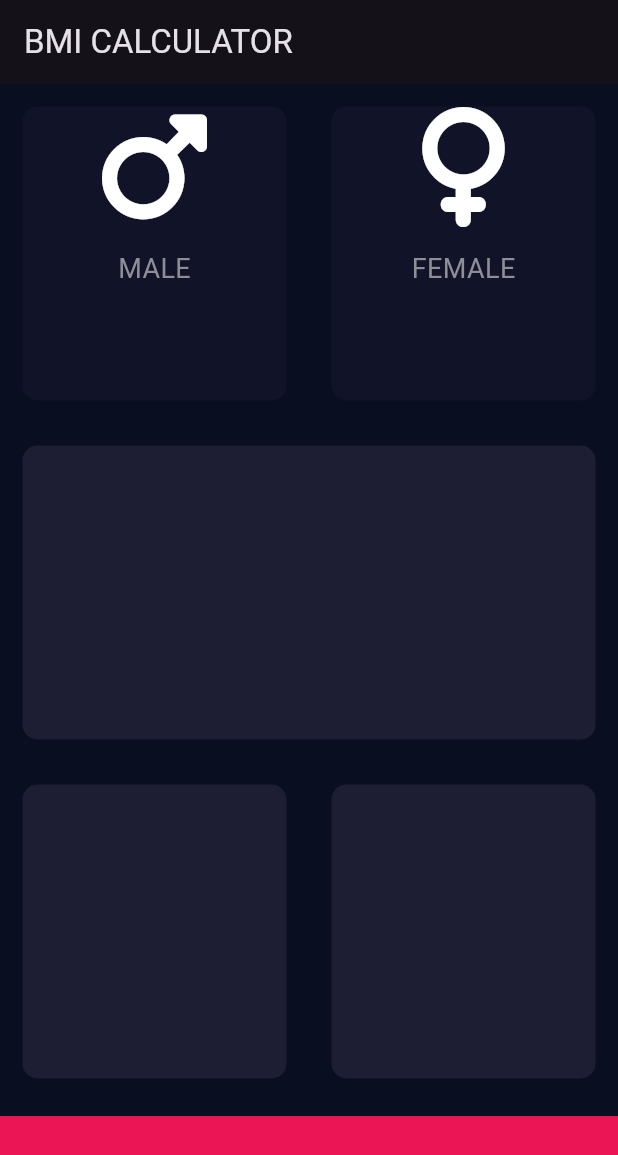
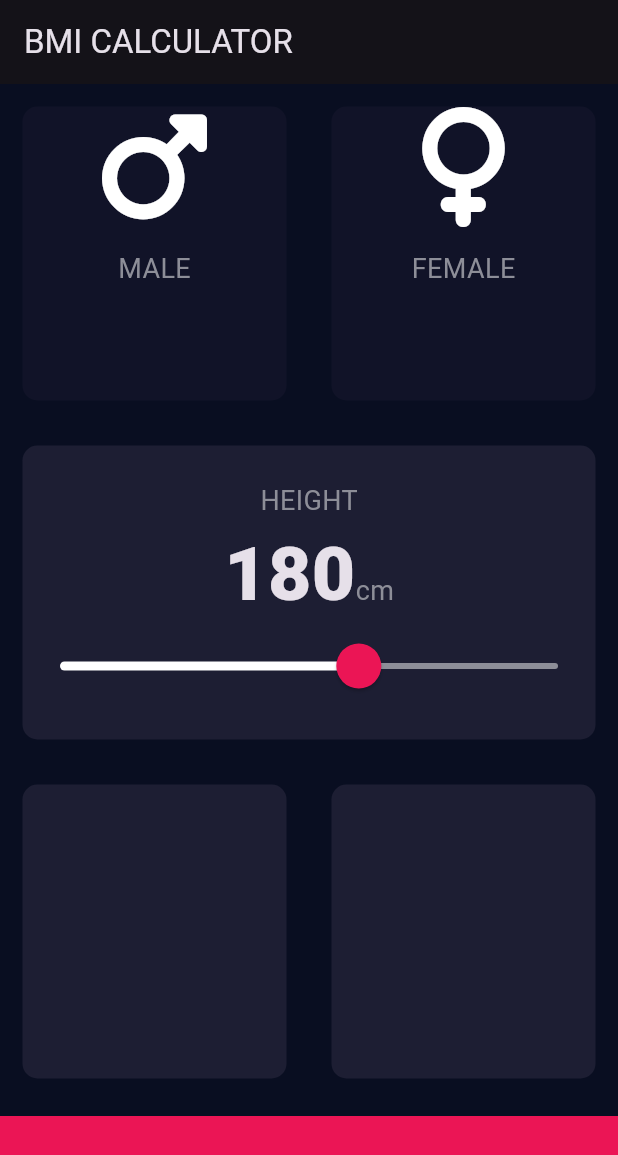
Before and after one commit to fentahunM/bmi_calculator, a Flutter app: the screen it shows after launch, on a phone screen of 412 x 824 dp. Shown: the top 1155 px of the screen. Run offline on Flutter 3.47's test engine with Material 3 defaults, Android fonts, the phone set to English and light mode, and no system bars; our stand-ins replace font_awesome_flutter.

Commit message:
slider added

```diff
--- /dev/null
+++ b/lib/constants.dart
@@ -0,0 +1,9 @@
+import 'package:flutter/material.dart';
+
+const kBottomContainerHeight = 80.0;
+const kActiveCardColor = Color(0xFF1D1E33);
+const kInActiveCardColor = Color(0XFF111328);
+const kBottomContainerColor = Color(0xFFEB1555);
+
+const kLabelTextStyle = TextStyle(fontSize: 18, color: Color(0XFF8D8E98));
+const kNumberTextStyle = TextStyle(fontSize: 50, fontWeight: FontWeight.w900);
--- a/lib/icon_content.dart
+++ b/lib/icon_content.dart
@@ -1,7 +1,6 @@
 import 'package:flutter/material.dart';
 import 'package:flutter/widgets.dart';
-
-const labelTextStyle = TextStyle(fontSize: 18, color: Color(0XFF8D8E98));
+import 'constants.dart';
 
 class IconContent extends StatelessWidget {
   const IconContent({super.key, required this.icon, required this.label});
@@ -17,7 +16,7 @@ class IconContent extends StatelessWidget {
         const SizedBox(height: 15),
         Text(
           label,
-          style: labelTextStyle,
+          style: kLabelTextStyle,
         )
       ],
     );
--- a/lib/input_page.dart
+++ b/lib/input_page.dart
@@ -2,11 +2,7 @@ import 'package:flutter/material.dart';
 import 'package:font_awesome_flutter/font_awesome_flutter.dart';
 import 'reusable_card.dart';
 import 'package:bmi_calculator/icon_content.dart';
-
-const bottomContainerHeight = 80.0;
-const activeCardColor = Color(0xFF1D1E33);
-const inActiveCardColor = Color(0XFF111328);
-const bottomContainerColor = Color(0xFFEB1555);
+import 'constants.dart';
 
 enum Gender { male, female }
 
@@ -19,6 +15,7 @@ class InputPage extends StatefulWidget {
 
 class _InputPageState extends State<InputPage> {
   Gender? selectedGender;
+  int height = 180;
 
   @override
   Widget build(BuildContext context) {
@@ -27,6 +24,7 @@ class _InputPageState extends State<InputPage> {
         title: const Text('BMI CALCULATOR'),
       ),
       body: Column(
+        crossAxisAlignment: CrossAxisAlignment.stretch,
         children: [
           Expanded(
             child: Row(
@@ -39,8 +37,8 @@ class _InputPageState extends State<InputPage> {
                       });
                     },
                     colour: selectedGender == Gender.male
-                        ? activeCardColor
-                        : inActiveCardColor,
+                        ? kActiveCardColor
+                        : kInActiveCardColor,
                     childCard: const IconContent(
                       icon: FontAwesomeIcons.mars,
                       label: 'MALE',
@@ -55,8 +53,8 @@ class _InputPageState extends State<InputPage> {
                       });
                     },
                     colour: selectedGender == Gender.female
-                        ? activeCardColor
-                        : inActiveCardColor,
+                        ? kActiveCardColor
+                        : kInActiveCardColor,
                     childCard: const IconContent(
                         icon: FontAwesomeIcons.venus, label: 'FEMALE'),
                   ),
@@ -64,25 +62,69 @@ class _InputPageState extends State<InputPage> {
               ],
             ),
           ),
-          const Expanded(
-            child: ReusableCard(colour: activeCardColor),
+          Expanded(
+            child: ReusableCard(
+              colour: kActiveCardColor,
+              childCard: Column(
+                mainAxisAlignment: MainAxisAlignment.center,
+                children: [
+                  const Text(
+                    'HEIGHT',
+                    style: kLabelTextStyle,
+                  ),
+                  Row(
+                    textBaseline: TextBaseline.alphabetic,
+                    mainAxisAlignment: MainAxisAlignment.center,
+                    crossAxisAlignment: CrossAxisAlignment.baseline,
+                    children: [
+                      Text(height.toString(), style: kNumberTextStyle),
+                      const Text(
+                        'cm',
+                        style: kLabelTextStyle,
+                      )
+                    ],
+                  ),
+                  SliderTheme(
+                    data: SliderTheme.of(context).copyWith(
+                        activeTrackColor: Colors.white,
+                        inactiveTrackColor: const Color(0XFF8D8E98),
+                        thumbColor: const Color(0XFFEB1555),
+                        overlayColor: const Color(0X29EB1555),
+                        thumbShape:
+                            const RoundSliderThumbShape(enabledThumbRadius: 15),
+                        overlayShape:
+                            const RoundSliderOverlayShape(overlayRadius: 25)),
+                    child: Slider(
+                      value: height.toDouble(),
+                      min: 120.0,
+                      max: 220.0,
+                      onChanged: (double newValue) {
+                        setState(() {
+                          height = newValue.round();
+                        });
+                      },
+                    ),
+                  ),
+                ],
+              ),
+            ),
           ),
           const Expanded(
             child: Row(
               children: [
                 Expanded(
-                  child: ReusableCard(colour: activeCardColor),
+                  child: ReusableCard(colour: kActiveCardColor),
                 ),
                 Expanded(
-                  child: ReusableCard(colour: activeCardColor),
+                  child: ReusableCard(colour: kActiveCardColor),
                 ),
               ],
             ),
           ),
           Container(
-            color: bottomContainerColor,
+            color: kBottomContainerColor,
             margin: const EdgeInsets.only(top: 10),
-            height: bottomContainerHeight,
+            height: kBottomContainerHeight,
           )
         ],
       ),
```
